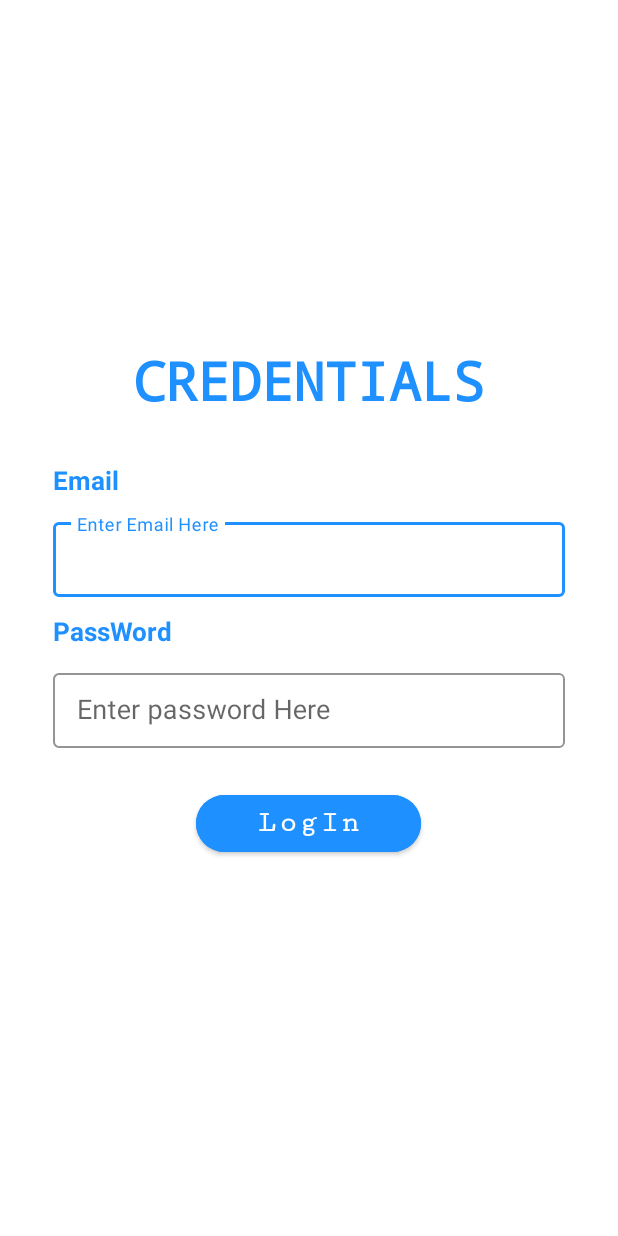
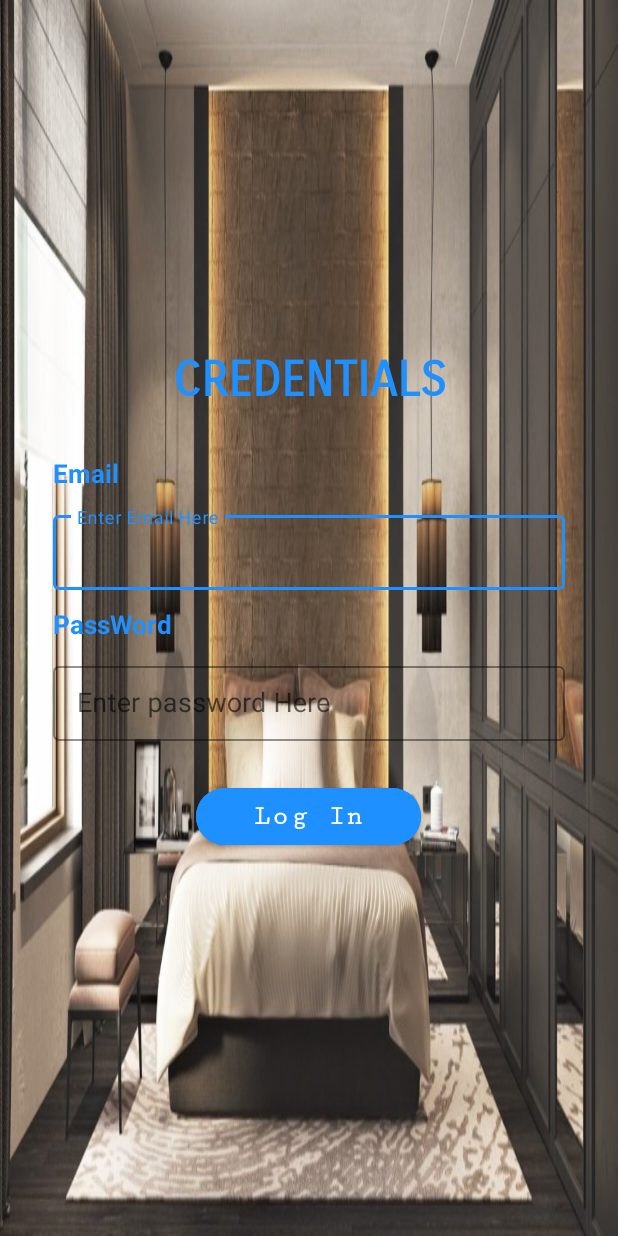
Before and after one commit to CormacKrum/EasyPG, an Android app: the PGSignInActivity screen opened directly, with no data from a screen before it, on a phone screen of 412 x 824 dp. Run offline under Robolectric (Android 15) with nearby library versions, the phone set to English and light mode, and no system bars; our stand-ins replace Firebase (no records; nobody signed in at launch, a user with empty details on screens opened directly).

```diff
--- a/app/src/main/res/layout/activity_main.xml
+++ b/app/src/main/res/layout/activity_main.xml
@@ -5,7 +5,7 @@
     android:id="@+id/main_layout"
     android:layout_width="match_parent"
     android:layout_height="match_parent"
-    android:background="@drawable/bg"
+    android:background="@drawable/bg2"
     tools:context=".MainActivity">
 
     <androidx.appcompat.widget.AppCompatImageView
--- a/app/src/main/res/layout/activity_p_g_sign_in.xml
+++ b/app/src/main/res/layout/activity_p_g_sign_in.xml
@@ -6,6 +6,7 @@
     android:layout_width="match_parent"
     android:layout_height="match_parent"
     android:orientation="vertical"
+    android:background="@drawable/bg"
     tools:context=".LoginActivities.PGSignInActivity">
 
     <LinearLayout
@@ -20,12 +21,12 @@
             android:layout_width="match_parent"
             android:layout_height="wrap_content"
             android:layout_marginBottom="25sp"
-            android:fontFamily="monospace"
+            android:fontFamily="sans-serif-smallcaps"
             android:text="CREDENTIALS"
             android:textAlignment="center"
             android:textAllCaps="true"
             android:textColor="@color/DodgerBlue"
-            android:textSize="35dp"
+            android:textSize="32dp"
             android:textStyle="bold" />
 
         <TextView
@@ -91,10 +92,10 @@
             android:layout_margin="20dp"
             android:backgroundTint="@color/DodgerBlue"
             android:fontFamily="serif-monospace"
-            android:text="LogIn"
+            android:text="Log In"
             android:textAlignment="center"
             android:textAllCaps="false"
-            android:textSize="20dp"
+            android:textSize="18dp"
             android:textStyle="bold"
             app:cornerRadius="30dp"
             app:rippleColor="@color/BlueViolet" />
```
Also changed, not shown: app/src/main/res/drawable/bg2.jpg (added).
